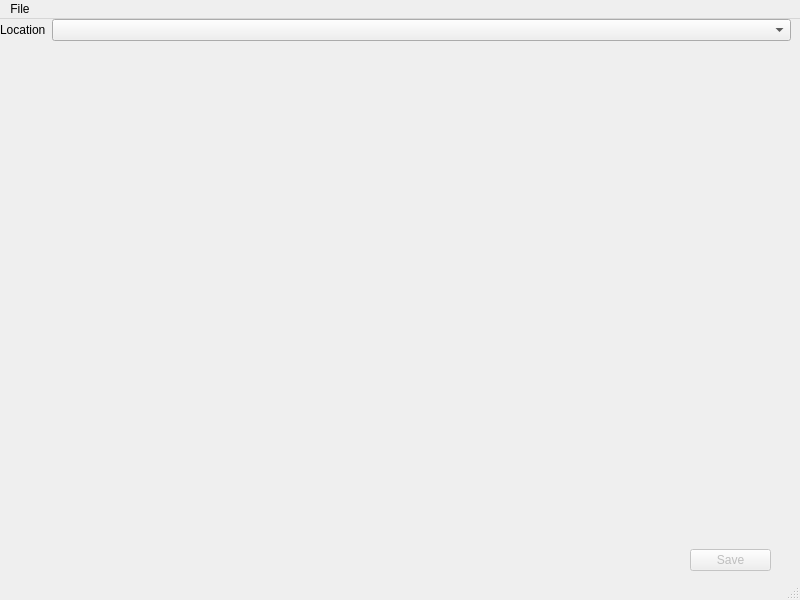
This is sd3save_editor/gui/mainwindow.ui in rrooij/sd3save_editor as Qt 5 draws it before an edit. The edited form follows.
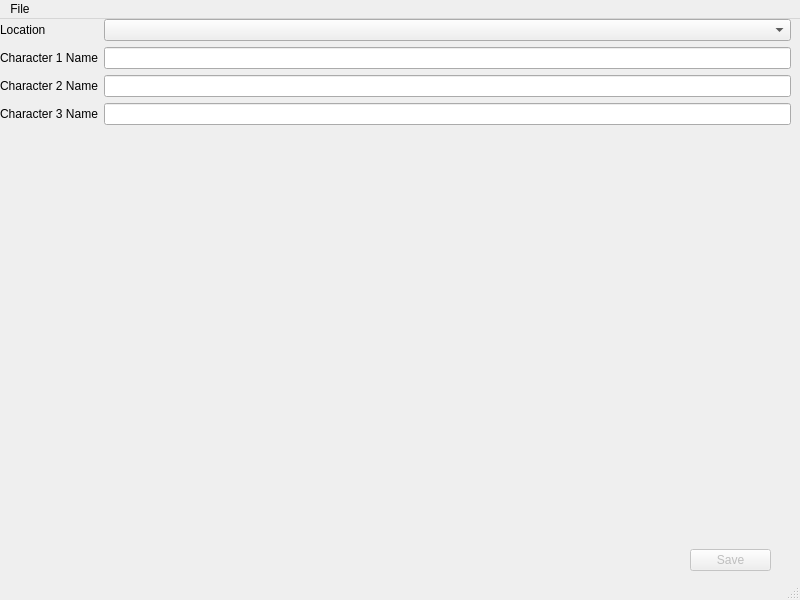
This is the edited form.

Commit message:
Gui: add ability to change player names
Still a warning for those with saves who have less than three
characters. I don't know how these will be handled.

Patch:
```diff
--- a/sd3save_editor/gui/mainwindow.ui
+++ b/sd3save_editor/gui/mainwindow.ui
@@ -20,7 +20,7 @@
       <x>0</x>
       <y>0</y>
       <width>791</width>
-      <height>80</height>
+      <height>131</height>
      </rect>
     </property>
     <layout class="QFormLayout" name="formLayout">
@@ -37,6 +37,36 @@
      <item row="0" column="1">
       <widget class="QComboBox" name="locationComboBox"/>
      </item>
+     <item row="1" column="0">
+      <widget class="QLabel" name="labelCharacter1Name">
+       <property name="text">
+        <string>Character 1 Name</string>
+       </property>
+      </widget>
+     </item>
+     <item row="1" column="1">
+      <widget class="QLineEdit" name="c1NameLineEdit"/>
+     </item>
+     <item row="2" column="0">
+      <widget class="QLabel" name="labelCharacter2Name">
+       <property name="text">
+        <string>Character 2 Name</string>
+       </property>
+      </widget>
+     </item>
+     <item row="2" column="1">
+      <widget class="QLineEdit" name="c2NameLineEdit"/>
+     </item>
+     <item row="3" column="0">
+      <widget class="QLabel" name="labelCharacter3Name">
+       <property name="text">
+        <string>Character 3 Name</string>
+       </property>
+      </widget>
+     </item>
+     <item row="3" column="1">
+      <widget class="QLineEdit" name="c3NameLineEdit"/>
+     </item>
     </layout>
    </widget>
    <widget class="QPushButton" name="saveButton">
```
The commit also changes 3 other files.
